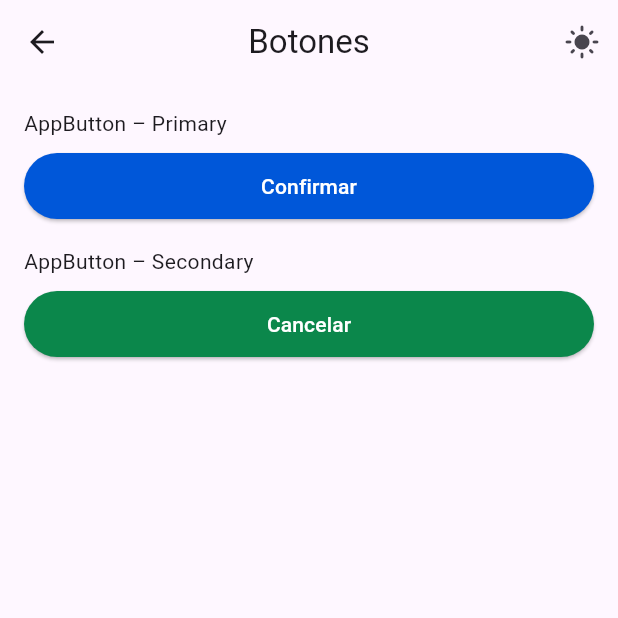
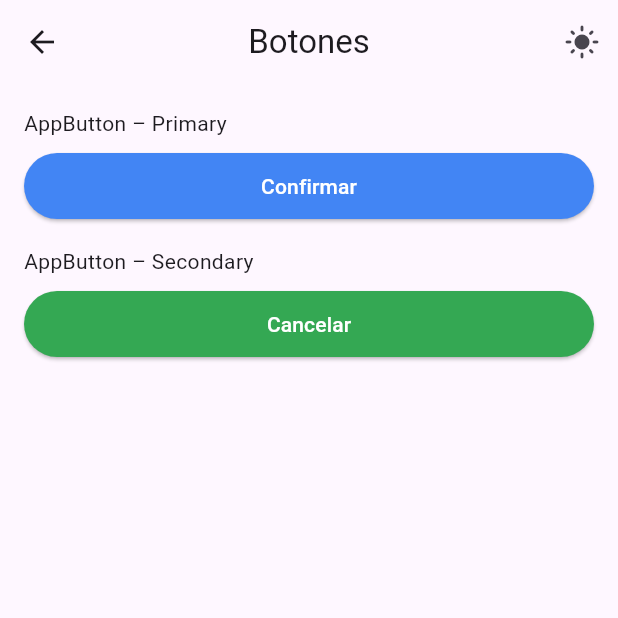
Before and after one commit to CainMartinez/Zero_Waste_Flutter_NestJs, a Flutter app: the ShowcaseScaffold screen opened directly, on a phone screen of 412 x 824 dp, the top half of it. Run offline on Flutter 3.47's test engine with Material 3 defaults, Android fonts, the phone set to English and light mode, and no system bars.

Commit message:
Flutter: Refactor color palette for light and dark themes to align with brand colors

```diff
--- a/flutter/lib/app/theme/app_theme.dart
+++ b/flutter/lib/app/theme/app_theme.dart
@@ -20,7 +20,16 @@ class AppTheme {
   static ThemeData light = ThemeData(
     useMaterial3: true,
     brightness: Brightness.light,
-    colorScheme: ColorScheme.fromSeed(seedColor: const Color(0xFF0057D9)),
+    colorScheme: ColorScheme.fromSeed(
+      seedColor: const Color(0xFF4285F4),
+    ).copyWith(
+      primary: const Color(0xFF4285F4), // Azul
+      secondary: const Color(0xFF34A853), // Verde
+      error: const Color(0xFFEA4335), // Rojo
+      surface: const Color(0xFFF5F5F5),
+      onSurface: const Color(0xFF212121),
+      onSurfaceVariant: const Color(0xFF757575),
+    ),
     textTheme: _textTheme,
   );
 
@@ -28,9 +37,44 @@ class AppTheme {
     useMaterial3: true,
     brightness: Brightness.dark,
     colorScheme: ColorScheme.fromSeed(
-      seedColor: const Color(0xFF7BA7FF),
+      seedColor: const Color(0xFF4285F4),
       brightness: Brightness.dark,
+    ).copyWith(
+      primary: const Color(0xFF4285F4), // Azul (marca)
+      onPrimary: Colors.white,
+      primaryContainer: const Color(0xFF5F5F5F),
+      onPrimaryContainer: const Color(0xFFEDEDED),
+
+      secondary: const Color(0xFF34A853), // Verde (marca)
+      onSecondary: Colors.white,
+      secondaryContainer: const Color(0xFF5A5A5A),
+      onSecondaryContainer: const Color(0xFFE6E6E6),
+
+      error: const Color(0xFFEA4335),
+      onError: Colors.white,
+
+      // Fondo base en gris (no azul)
+      surface: const Color(0xFF454545),
+      onSurface: const Color(0xFFEAEAEA),
+      onSurfaceVariant: const Color(0xFFBDBDBD),
+
+      // Tonos “container” en gris para jerarquía visual
+      surfaceContainerHighest: const Color(0xFF595959),
+      surfaceContainer: const Color(0xFF505050),
+      surfaceContainerLow: const Color(0xFF4B4B4B),
+
+      // Bordes
+      outline: const Color(0xFF6A6A6A),
+      outlineVariant: const Color(0xFF5A5A5A),
     ),
     textTheme: _textTheme,
+    cardTheme: const CardThemeData(
+      elevation: 2,
+      color: Color(0xFF3D3D3D), // Card en gris medio-oscuro
+    ),
+    appBarTheme: const AppBarTheme(
+      backgroundColor: Color(0xFF5A5A5A), // AppBar gris
+      elevation: 0,
+    ),
   );
 }
```
Also changed, not shown: flutter/lib/app/theme/app_palette.dart (+11 -11 lines).
